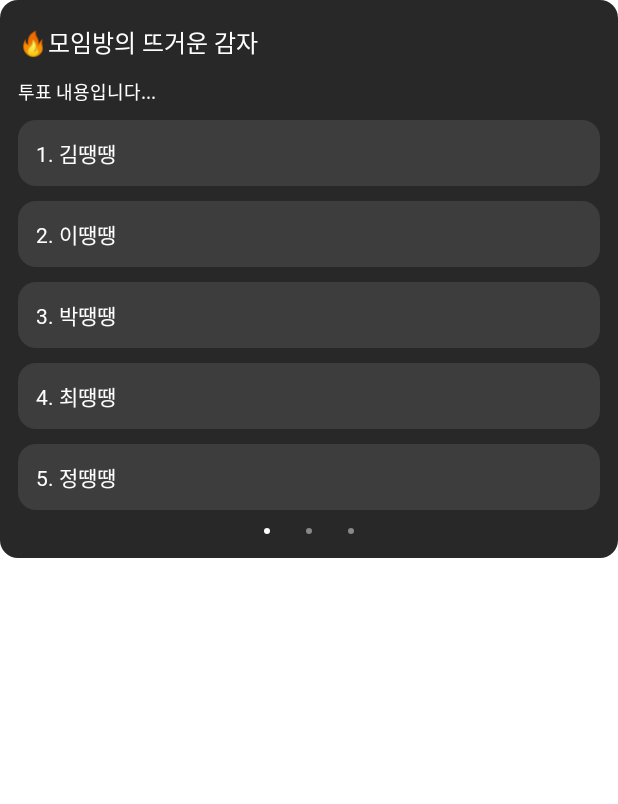
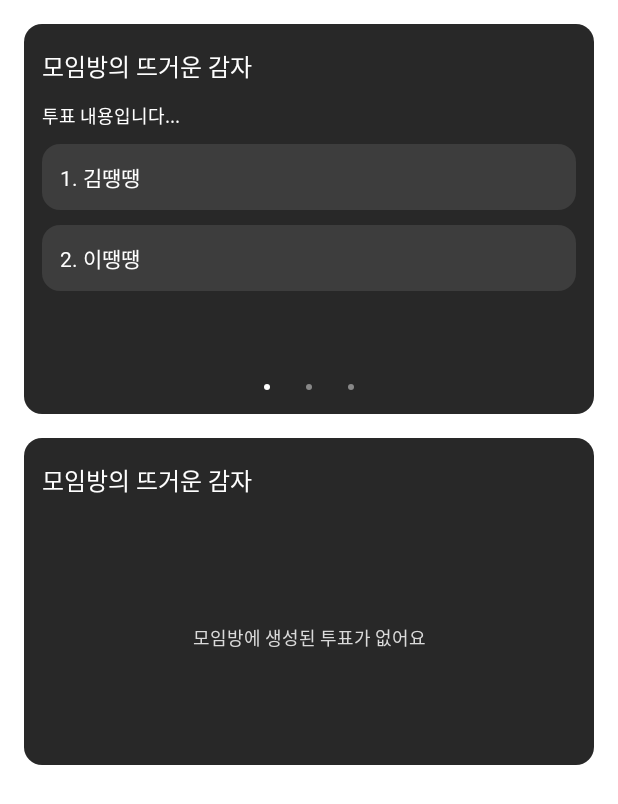
Before and after one commit to JJUYAAA/THIP-Android, an Android app built with Jetpack Compose: the @Preview function CardVotePreview, on a phone screen of 412 x 824 dp. Shown: the top 804 px of the screen. Run offline under Robolectric (Android 15) with nearby library versions, the phone set to English and light mode, and no system bars; Roboto replaces fonts that are not available here.

Commit message:
[ui]: 투표 내용 없을 때 ui 추가 (#50)

```diff
--- a/app/src/main/java/com/texthip/thip/ui/common/cards/CardVote.kt
+++ b/app/src/main/java/com/texthip/thip/ui/common/cards/CardVote.kt
@@ -1,11 +1,13 @@
 package com.texthip.thip.ui.common.cards
 
 import androidx.compose.foundation.background
+import androidx.compose.foundation.clickable
 import androidx.compose.foundation.layout.Arrangement
 import androidx.compose.foundation.layout.Box
 import androidx.compose.foundation.layout.Column
 import androidx.compose.foundation.layout.Row
 import androidx.compose.foundation.layout.fillMaxWidth
+import androidx.compose.foundation.layout.height
 import androidx.compose.foundation.layout.padding
 import androidx.compose.foundation.layout.size
 import androidx.compose.foundation.pager.HorizontalPager
@@ -14,9 +16,7 @@ import androidx.compose.foundation.shape.CircleShape
 import androidx.compose.foundation.shape.RoundedCornerShape
 import androidx.compose.material3.Text
 import androidx.compose.runtime.Composable
-import androidx.compose.runtime.mutableStateMapOf
-import androidx.compose.runtime.remember
-import androidx.compose.runtime.toMutableStateList
+import androidx.compose.ui.Alignment
 import androidx.compose.ui.Modifier
 import androidx.compose.ui.res.stringResource
 import androidx.compose.ui.tooling.preview.Preview
@@ -30,16 +30,11 @@ import com.texthip.thip.ui.theme.ThipTheme.typography
 
 @Composable
 fun CardVote(
-    voteData: List<VoteData>
+    voteData: List<VoteData>,
+    onVoteClick: (VoteData) -> Unit = {}
 ) {
     val pageCount = voteData.size
     val pagerState = rememberPagerState(pageCount = { pageCount })
-
-    // 각 페이지별 상태 기억: 선택 인덱스, 선택 여부 포함한 voteItems
-    val selectedIndexes = remember { mutableStateMapOf<Int, Int?>() }
-    val voteItemStates = remember {
-        voteData.map { it.voteItems.toMutableStateList() }.toMutableStateList()
-    }
 
     Column(
         modifier = Modifier
@@ -55,35 +50,46 @@ fun CardVote(
             modifier = Modifier.padding(horizontal = 12.dp)
         )
 
+        if (voteData.isEmpty()) {
+            Box(
+                modifier = Modifier
+                    .fillMaxWidth()
+                    .padding(top = 12.dp)
+                    .padding(vertical = 60.dp),
+                contentAlignment = Alignment.Center
+            ) {
+                Text(
+                    text = stringResource(R.string.no_vote),
+                    style = typography.info_m500_s12,
+                    color = colors.Grey
+                )
+            }
+        } else {
             HorizontalPager(
                 state = pagerState,
                 modifier = Modifier.fillMaxWidth()
             ) { page ->
-            val voteItems = voteItemStates[page]
-            val selectedIndex = selectedIndexes[page]
-            val hasVoted = voteItems.any { it.isVoted }
+                val vote = voteData[page]
+                val voteItems = vote.voteItems.take(3) // 최대 3개만
 
                 Column(
-                modifier = Modifier.padding(horizontal = 12.dp),
+                    modifier = Modifier
+                        .height(176.dp)
+                        .padding(horizontal = 12.dp)
+                        .clickable { onVoteClick(vote) }, // 전체 클릭 시 이동
                     verticalArrangement = Arrangement.spacedBy(10.dp)
                 ) {
                     Text(
-                    text = voteData[page].description,
+                        text = vote.description,
                         style = typography.info_m500_s12,
                         color = colors.White,
                     )
 
                     GroupVoteButton(
                         voteItems = voteItems,
-                    selectedIndex = selectedIndex,
-                    hasVoted = hasVoted,
-                    onOptionSelected = { index ->
-                        selectedIndexes[page] = if (selectedIndex == index) null else index
-
-                        voteItemStates[page] = voteItems.mapIndexed { i, item ->
-                            item.copy(isVoted = i == index && selectedIndex != index)
-                        }.toMutableStateList()
-                    }
+                        selectedIndex = null, // 표시용이므로 선택 없음
+                        hasVoted = false, // 투표 상태 없음
+                        onOptionSelected = { onVoteClick(vote) } // 어떤 항목을 눌러도 이동
                     )
                 }
             }
@@ -94,7 +100,8 @@ fun CardVote(
                 horizontalArrangement = Arrangement.Center
             ) {
                 repeat(pageCount) { iteration ->
-                val color = if (pagerState.currentPage == iteration) colors.White else colors.Grey02
+                    val color =
+                        if (pagerState.currentPage == iteration) colors.White else colors.Grey02
                     Box(
                         modifier = Modifier
                             .padding(horizontal = 12.dp)
@@ -105,9 +112,18 @@ fun CardVote(
             }
         }
     }
+}
 
 @Preview
 @Composable
 private fun CardVotePreview() {
+    Column(
+        modifier = Modifier
+            .fillMaxWidth()
+            .padding(16.dp),
+        verticalArrangement = Arrangement.spacedBy(16.dp)
+    ) {
         CardVote(voteData = mockVoteData)
+        CardVote(voteData = emptyList())
     }
+}
--- a/app/src/main/java/com/texthip/thip/ui/group/room/mock/VoteData.kt
+++ b/app/src/main/java/com/texthip/thip/ui/group/room/mock/VoteData.kt
@@ -13,9 +13,9 @@ val mockVoteData = listOf(
         voteItems = listOf(
             VoteItem(1, "김땡땡", 50, false),
             VoteItem(2, "이땡땡", 10, false),
-            VoteItem(3, "박땡땡", 20, false),
-            VoteItem(4, "최땡땡", 15, false),
-            VoteItem(5, "정땡땡", 5, false)
+//            VoteItem(3, "박땡땡", 20, false),
+//            VoteItem(4, "최땡땡", 15, false),
+//            VoteItem(5, "정땡땡", 5, false)
         )
     ),
     VoteData(
--- a/app/src/main/res/values/strings.xml
+++ b/app/src/main/res/values/strings.xml
@@ -50,7 +50,8 @@
     <string name="card_book_explain">도서 소개</string>
     <string name="card_author">%1$s 저</string>
     <string name="record_book">기록장</string>
-    <string name="vote_title">🔥모임방의 뜨거운 감자</string>
+    <string name="vote_title">모임방의 뜨거운 감자</string>
+    <string name="no_vote">모임방에 생성된 투표가 없어요</string>
 
     <!--    top app bar 컴포넌트    -->
     <string name="subscriber">님의 구독자</string>
```
Lines whose indentation alone changed are shown as unchanged.
